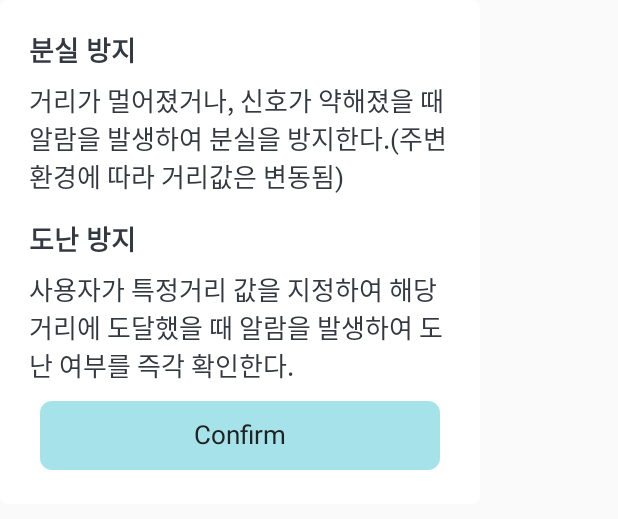
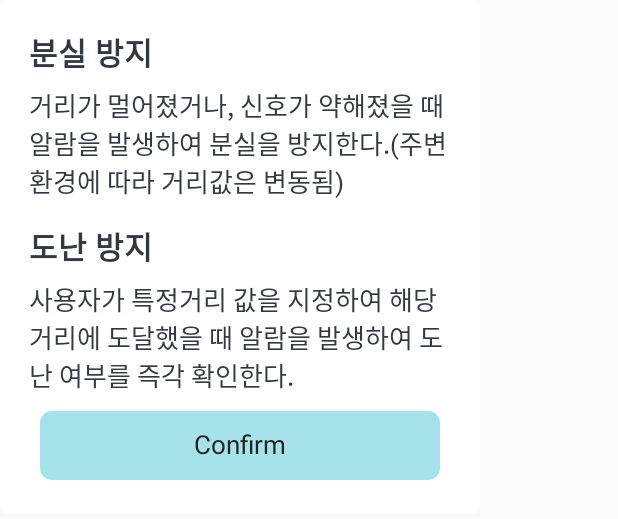
Before and after one commit to whwlgod89/we, an Android app: the layout d_help.xml on its own in the app's theme, with its tools: preview values and no code run, on a phone screen of 412 x 824 dp. Shown: the top 519 px of the screen. Run offline under Robolectric (Android 15) with nearby library versions, the phone set to English and light mode, and no system bars.

Commit message:
도움말 추가 스크롤 추가 사용설명서 (웨어 사양) 추가 웨어 등록,웨어 수정 쪽 전화번호 비활성화 사용설명서 레이아웃 폰트크기 조정 인트로 레이아웃 copry textview  하단에 추가 도움 다이어로그 폰트크기 조정

```diff
--- a/app/src/main/res/layout/d_help.xml
+++ b/app/src/main/res/layout/d_help.xml
@@ -25,7 +25,7 @@
                 android:layout_height="wrap_content"
                 android:text="@string/wear_mode_help_lost_title"
                 android:textColor="#333841"
-                android:textSize="@dimen/px48"
+                android:textSize="@dimen/px55"
                 android:textStyle="bold" />
 
             <TextView
@@ -42,7 +42,7 @@
                 android:layout_marginTop="@dimen/px40"
                 android:text="@string/wear_mode_help_steal_title"
                 android:textColor="#333841"
-                android:textSize="@dimen/px48"
+                android:textSize="@dimen/px55"
                 android:textStyle="bold" />
 
             <TextView
```
